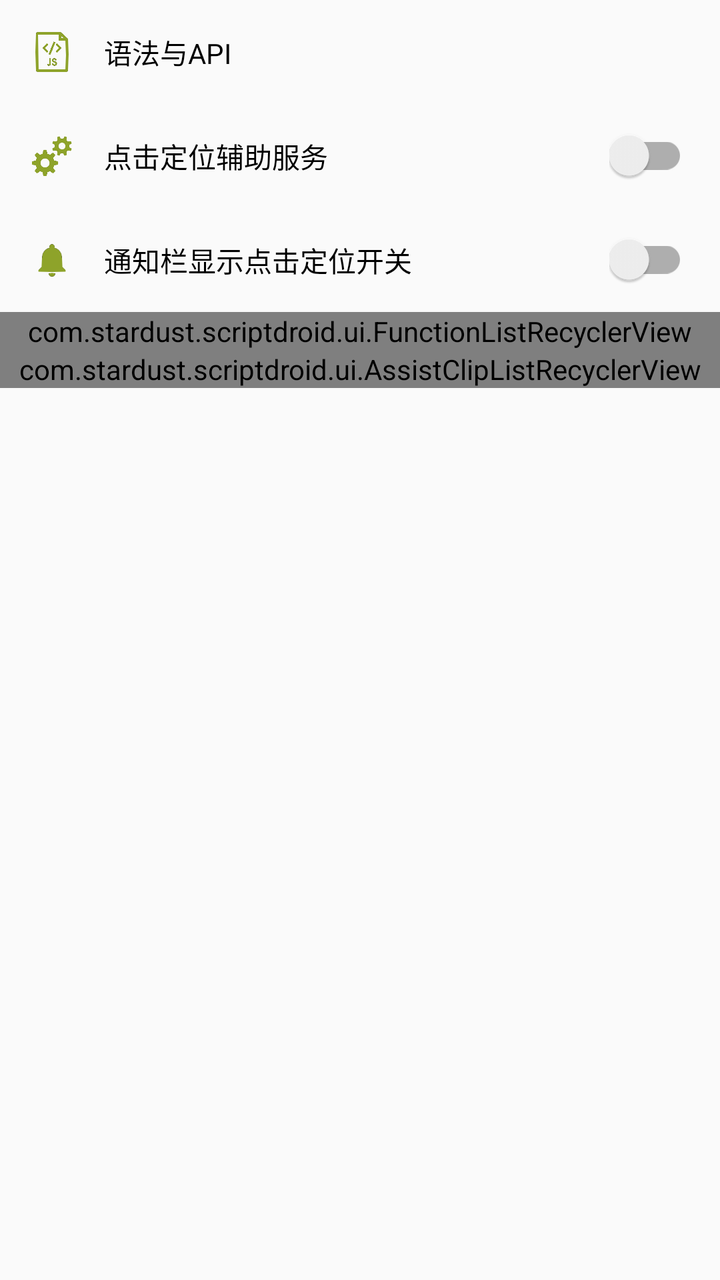
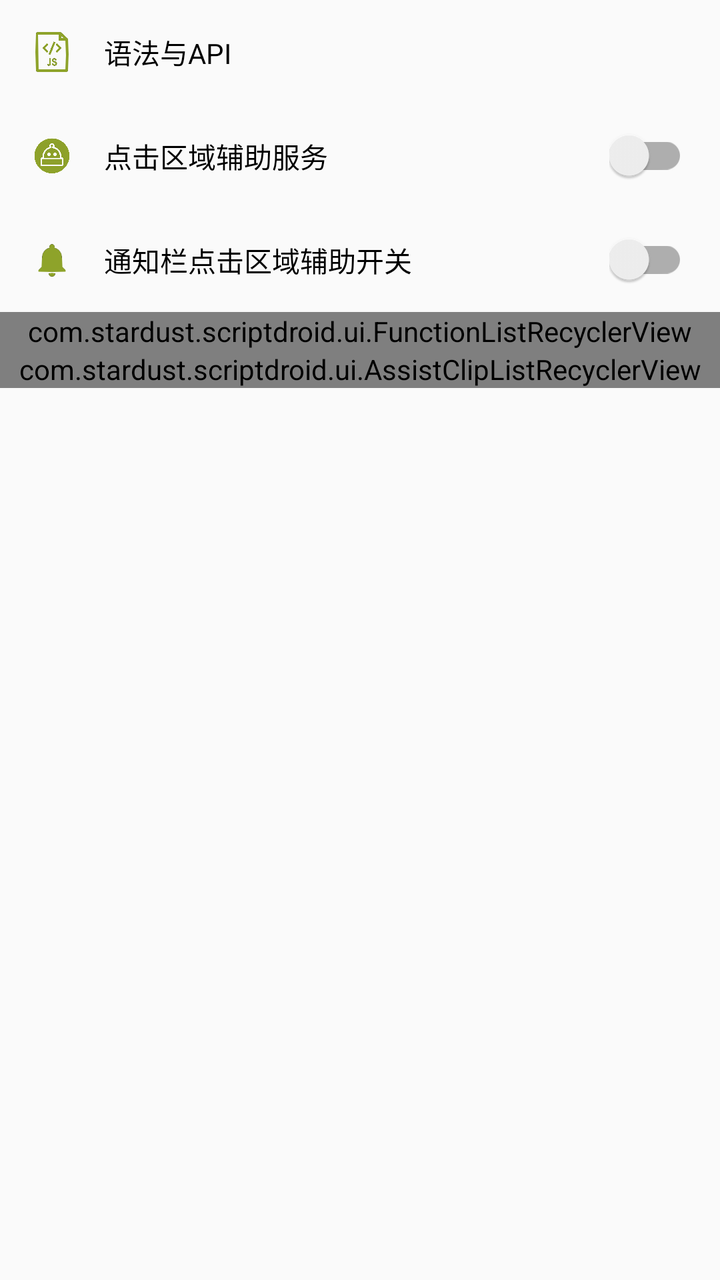

Screens rendered from an Android XML layout before and after an edit, with the pre-edit source and the edit as a unified diff.
<!-- AndroidManifest.xml: application theme AppTheme -->
<!-- res/layout/fragment_edit_side_menu.xml -->
<?xml version="1.0" encoding="utf-8"?>
<LinearLayout xmlns:android="http://schemas.android.com/apk/res/android"
              android:layout_width="match_parent"
              android:layout_height="match_parent"
              android:orientation="vertical"
              android:textSize="16sp">

    <LinearLayout
        android:id="@+id/syntax_and_api"
        android:layout_width="match_parent"
        android:layout_height="52dp"
        android:background="?selectableItemBackground"
        android:gravity="center_vertical"
        android:orientation="horizontal">

        <ImageView
            android:layout_width="20dp"
            android:layout_height="20dp"
            android:layout_margin="16dp"
            android:src="@drawable/ic_js"/>

        <TextView
            android:layout_width="wrap_content"
            android:layout_height="match_parent"
            android:gravity="center"
            android:text="@string/text_syntax_and_api"
            android:textColor="@android:color/primary_text_light"/>
    </LinearLayout>

    <RelativeLayout
        android:id="@+id/assist_service"
        android:layout_width="match_parent"
        android:layout_height="52dp"
        android:background="?selectableItemBackground"
        android:gravity="center_vertical">

        <ImageView
            android:id="@+id/icon_assist_service"
            android:layout_width="20dp"
            android:layout_height="20dp"
            android:layout_alignParentLeft="true"
            android:layout_margin="16dp"
            android:src="@drawable/ic_service_green"/>

        <TextView
            android:layout_width="wrap_content"
            android:layout_height="match_parent"
            android:layout_toRightOf="@id/icon_assist_service"
            android:gravity="center"
            android:text="@string/text_assist_service"
            android:textColor="@android:color/primary_text_light"/>

        <android.support.v7.widget.SwitchCompat
            android:id="@+id/sw_assist_service"
            android:layout_width="wrap_content"
            android:layout_height="wrap_content"
            android:layout_alignParentEnd="true"
            android:layout_centerVertical="true"
            android:layout_marginRight="16dp"/>

    </RelativeLayout>

    <RelativeLayout
        android:id="@+id/assist_service_notification"
        android:layout_width="match_parent"
        android:layout_height="52dp"
        android:background="?selectableItemBackground"
        android:gravity="center_vertical">

        <ImageView
            android:id="@+id/icon_assist_service_notification"
            android:layout_width="20dp"
            android:layout_height="20dp"
            android:layout_alignParentLeft="true"
            android:layout_margin="16dp"
            android:src="@drawable/ic_notifications_green_48dp"/>

        <TextView
            android:layout_width="wrap_content"
            android:layout_height="match_parent"
            android:layout_toRightOf="@id/icon_assist_service_notification"
            android:gravity="center"
            android:text="@string/text_assist_service_notification"
            android:textColor="@android:color/primary_text_light"/>

        <android.support.v7.widget.SwitchCompat
            android:id="@+id/sw_assist_service_notification"
            android:layout_width="wrap_content"
            android:layout_height="wrap_content"
            android:layout_alignParentEnd="true"
            android:layout_centerVertical="true"
            android:layout_marginRight="16dp"/>

    </RelativeLayout>

    <com.stardust.scriptdroid.ui.FunctionListRecyclerView
        android:id="@+id/function_list"
        android:layout_width="match_parent"
        android:layout_height="wrap_content"/>

    <com.stardust.scriptdroid.ui.AssistClipListRecyclerView
        android:id="@+id/assist_clip_list"
        android:layout_width="match_parent"
        android:layout_height="wrap_content"/>
</LinearLayout>
<!-- resources referenced by this layout -->
<resources>
  <!-- drawable ic_js: png bitmap (drawable, 8762 bytes) -->
  <!-- drawable ic_notifications_green_48dp: png bitmap (drawable, 1492 bytes) -->
  <!-- drawable ic_service_green: png bitmap (drawable, 10880 bytes) -->
  <string name="text_assist_service">点击定位辅助服务</string>
  <string name="text_assist_service_notification">通知栏显示点击定位开关</string>
  <string name="text_syntax_and_api">语法与API</string>
  <style name="AppTheme" parent="Theme.AppCompat.Light.NoActionBar">
          
          <item name="colorPrimary">@color/colorPrimary</item>
          <item name="colorPrimaryDark">@color/colorPrimaryDark</item>
          <item name="colorAccent">@color/colorAccent</item>
      </style>
  <color name="colorPrimary">#8ea22a</color>
  <color name="colorPrimaryDark">#5e6b1e</color>
  <color name="colorAccent">#8ea22a</color>
</resources>

<!-- the commit's change to res/layout/fragment_edit_side_menu.xml (unified diff, before → after) -->
@@ -40,7 +40,7 @@
             android:layout_height="20dp"
             android:layout_alignParentLeft="true"
             android:layout_margin="16dp"
-            android:src="@drawable/ic_service_green"/>
+            android:src="@drawable/ic_robot_head_green"/>
 
         <TextView
             android:layout_width="wrap_content"
<!-- resource entries referenced after the edit -->
@@ -2,9 +2,9 @@
 <resources>
   <!-- drawable ic_js: png bitmap (drawable, 8762 bytes) -->
   <!-- drawable ic_notifications_green_48dp: png bitmap (drawable, 1492 bytes) -->
-  <!-- drawable ic_service_green: png bitmap (drawable, 10880 bytes) -->
-  <string name="text_assist_service">点击定位辅助服务</string>
-  <string name="text_assist_service_notification">通知栏显示点击定位开关</string>
+  <!-- drawable ic_robot_head_green: png bitmap (drawable, 32853 bytes) -->
+  <string name="text_assist_service">点击区域辅助服务</string>
+  <string name="text_assist_service_notification">通知栏点击区域辅助开关</string>
   <string name="text_syntax_and_api">语法与API</string>
   <style name="AppTheme" parent="Theme.AppCompat.Light.NoActionBar">
           
